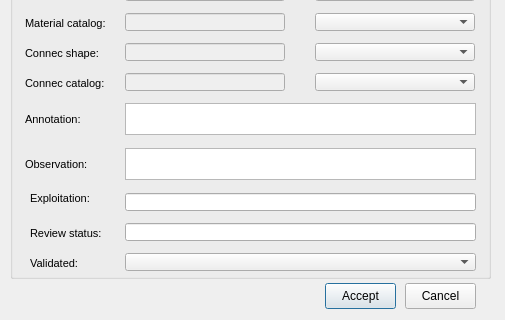
Qt form ui/ud_review_audit_connec.ui (Giswater/giswater_qgis_plugin) before a commit; both pictures show x 0 to 505 and y 212 to 532 of the 505 by 532 pixel window.
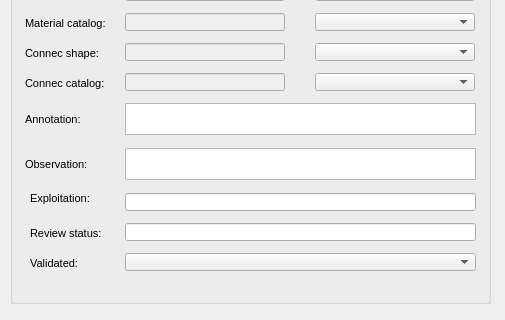
The same form after that commit.

Commit message: Changes on review forms

What changed in the file:
```diff
--- a/ui/ud_review_audit_connec.ui
+++ b/ui/ud_review_audit_connec.ui
@@ -19,7 +19,7 @@
      <x>10</x>
      <y>10</y>
      <width>481</width>
-     <height>481</height>
+     <height>506</height>
     </rect>
    </property>
    <property name="title">
@@ -436,32 +436,6 @@
     </property>
    </widget>
   </widget>
-  <widget class="QPushButton" name="btn_accept">
-   <property name="geometry">
-    <rect>
-     <x>325</x>
-     <y>495</y>
-     <width>71</width>
-     <height>26</height>
-    </rect>
-   </property>
-   <property name="text">
-    <string>Accept</string>
-   </property>
-  </widget>
-  <widget class="QPushButton" name="btn_cancel">
-   <property name="geometry">
-    <rect>
-     <x>405</x>
-     <y>495</y>
-     <width>71</width>
-     <height>26</height>
-    </rect>
-   </property>
-   <property name="text">
-    <string>Cancel</string>
-   </property>
-  </widget>
   <widget class="QLabel" name="label_connec_type">
    <property name="geometry">
     <rect>
```
The commit also changes 6 other files.
